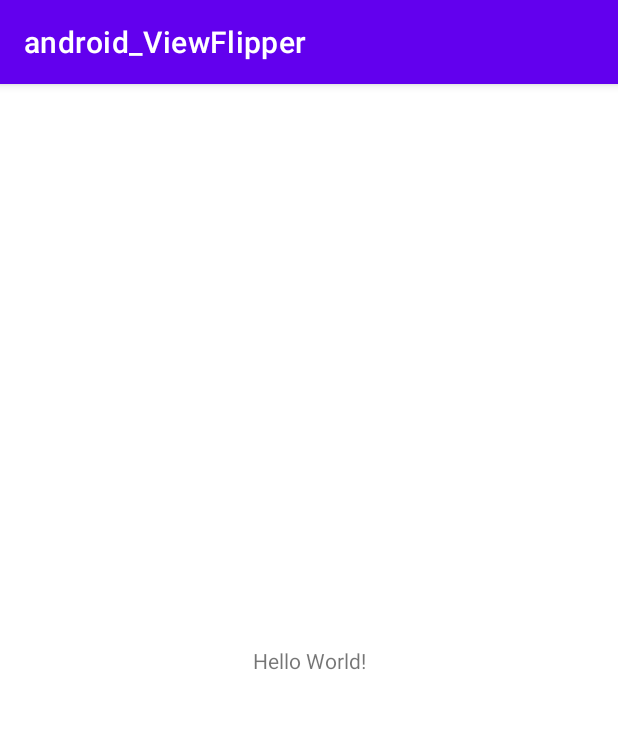
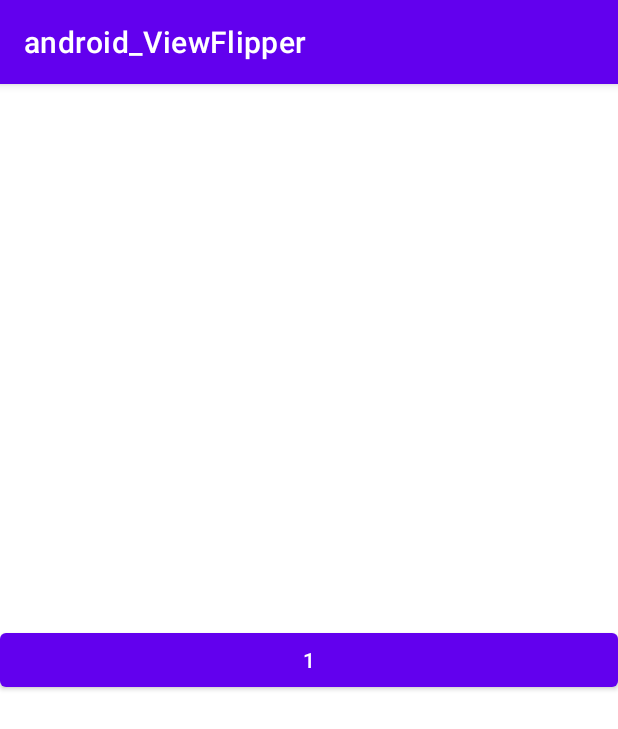
Before and after one commit to maomao124/android_ViewFlipper, an Android app: the screen it shows after launch (MainActivity), on a phone screen of 412 x 824 dp. Shown: the top 729 px of the screen. Run offline under Robolectric (Android 15) with nearby library versions, the phone set to English and light mode, and no system bars.

Commit message:
android_ViewFlipper

```diff
--- a/app/src/main/java/mao/android_viewflipper/MainActivity.java
+++ b/app/src/main/java/mao/android_viewflipper/MainActivity.java
@@ -2,7 +2,9 @@ package mao.android_viewflipper;
 
 import androidx.appcompat.app.AppCompatActivity;
 
+import android.content.Intent;
 import android.os.Bundle;
+import android.view.View;
 
 public class MainActivity extends AppCompatActivity
 {
@@ -13,6 +15,13 @@ public class MainActivity extends AppCompatActivity
         super.onCreate(savedInstanceState);
         setContentView(R.layout.activity_main);
 
-
+        findViewById(R.id.Button1).setOnClickListener(new View.OnClickListener()
+        {
+            @Override
+            public void onClick(View v)
+            {
+                startActivity(new Intent(MainActivity.this, MainActivity2.class));
+            }
+        });
     }
 }
--- a/app/src/main/res/layout/activity_main.xml
+++ b/app/src/main/res/layout/activity_main.xml
@@ -1,18 +1,17 @@
 <?xml version="1.0" encoding="utf-8"?>
-<androidx.constraintlayout.widget.ConstraintLayout xmlns:android="http://schemas.android.com/apk/res/android"
+<LinearLayout xmlns:android="http://schemas.android.com/apk/res/android"
         xmlns:tools="http://schemas.android.com/tools"
         xmlns:app="http://schemas.android.com/apk/res-auto"
         android:layout_width="match_parent"
         android:layout_height="match_parent"
-        tools:context=".MainActivity">
+        tools:context=".MainActivity"
+        android:orientation="vertical"
+        android:gravity="center">
 
-    <TextView
-            android:layout_width="wrap_content"
+    <Button
+            android:id="@+id/Button1"
+            android:layout_width="match_parent"
             android:layout_height="wrap_content"
-            android:text="Hello World!"
-            app:layout_constraintBottom_toBottomOf="parent"
-            app:layout_constraintStart_toStartOf="parent"
-            app:layout_constraintEnd_toEndOf="parent"
-            app:layout_constraintTop_toTopOf="parent" />
+            android:text="1" />
 
-</androidx.constraintlayout.widget.ConstraintLayout>
+</LinearLayout>
--- a/app/src/main/res/layout/item_1.xml
+++ b/app/src/main/res/layout/item_1.xml
@@ -12,8 +12,8 @@
             android:text="1"
             android:gravity="center"
             android:textSize="58sp"
-            android:background="@color/material_dynamic_primary60"
-            android:textColor="@color/design_default_color_secondary"
+            android:background="#00ccff"
+            android:textColor="#cc00ff"
             tools:layout_editor_absoluteY="0dp"
             tools:layout_editor_absoluteX="0dp" />
 
--- a/app/src/main/res/layout/item_2.xml
+++ b/app/src/main/res/layout/item_2.xml
@@ -12,7 +12,7 @@
             android:text="2"
             android:gravity="center"
             android:textSize="58sp"
-            android:background="@color/design_default_color_primary"
+            android:background="#ffaaaa"
             android:textColor="@color/design_default_color_secondary"
             tools:layout_editor_absoluteY="0dp"
             tools:layout_editor_absoluteX="0dp" />
```
Also changed, not shown: app/src/main/AndroidManifest.xml (+7 -0 lines), app/src/main/java/mao/android_viewflipper/MainActivity2.java (added, +21 -0 lines), app/src/main/res/layout/activity_main2.xml (added, +28 -0 lines).
